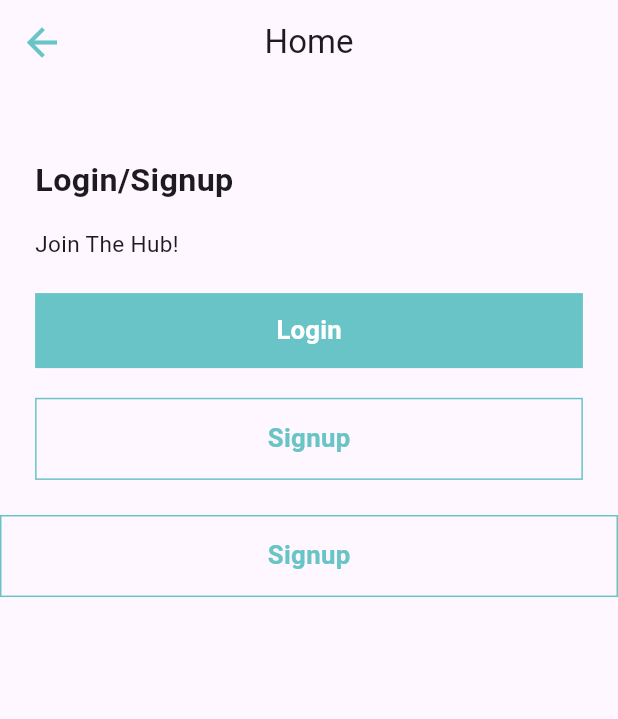
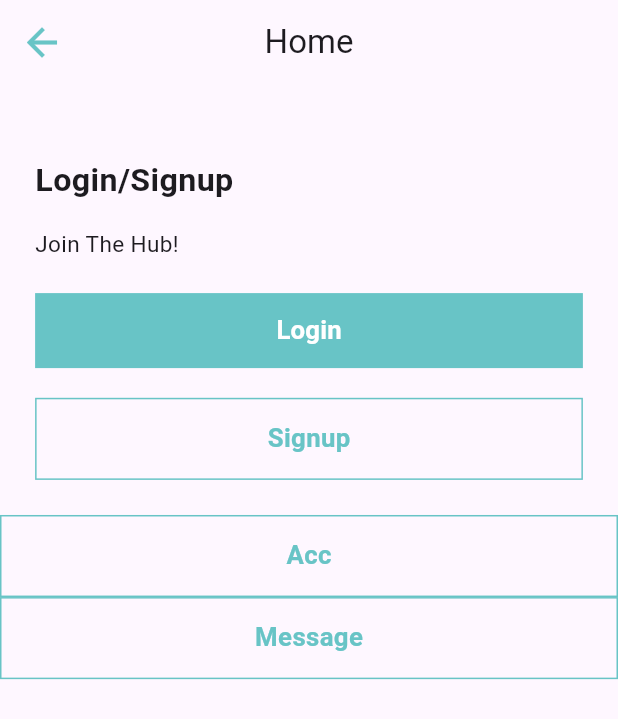
Before and after one commit to mahbub06ru/fl_clean_bloc_mailtm_qtec, a Flutter app: the HomePage screen opened by its route, on a phone screen of 412 x 824 dp. Shown: the top 719 px of the screen. Run offline on Flutter 3.47's test engine with Material 3 defaults, Android fonts, the phone set to English and light mode, and no system bars; our stand-ins replace bloc, dartz, dio, equatable, flutter_bloc, flutter_phoenix and 4 more; accounts and stored records are empty.

Commit message:
developed all layer codes for message display

```diff
--- a/lib/core/router/app_router.dart
+++ b/lib/core/router/app_router.dart
@@ -1,5 +1,6 @@
 import 'package:flutter/material.dart';
 import 'package:flutter_clean_mail_tm_qtec/features/mail_tm/presentation/pages/account.dart';
+import 'package:flutter_clean_mail_tm_qtec/features/mail_tm/presentation/pages/messages.dart';
 import 'package:flutter_clean_mail_tm_qtec/features/mail_tm/presentation/pages/splash.dart';
 
 import '../../features/mail_tm/presentation/pages/domains.dart';
@@ -11,6 +12,7 @@ sealed class MainAppRouter {
   static const String splash = '/';
   static const String account = '/account';
   static const String domain = '/domain';
+  static const String message = '/message';
   static const String ads = '/ads';
   static const String root = '/root';
   static const String productDetails = '/product-details';
@@ -57,6 +59,8 @@ sealed class MainAppRouter {
         return MaterialPageRoute(builder: (_) => const AccountScreen());
       case domain:
         return MaterialPageRoute(builder: (_) => const DomainListPage());
+      case message:
+        return MaterialPageRoute(builder: (_) => const MessageListPage());
 
      /* case contact:
         return MaterialPageRoute(builder: (_) => ContactScreen());
--- a/lib/di/di.dart
+++ b/lib/di/di.dart
@@ -5,6 +5,7 @@ import 'package:get_it/get_it.dart';
 
 import 'common.dart';
 import 'domain.dart';
+import 'message.dart';
 final sl = GetIt.instance;
 
 // Main Initialization
@@ -13,6 +14,7 @@ Future<void> init() async {
   registerDomainFeature();
   registerLoginFeature();
   registerAccountFeature();
+  registerMessageFeature();
   // Register common dependencies
   registerCommonDependencies();
 }
--- a/lib/features/mail_tm/data/models/domain.dart
+++ b/lib/features/mail_tm/data/models/domain.dart
@@ -3,9 +3,6 @@ import 'dart:convert';
 
 import '../../domain/entities/domain.dart';
 
-List<DomainModel> domainListFromRemoteJson(String str) =>
-    List<DomainModel>.from(
-        json.decode(str)['hydra:member'].map((x) => DomainModel.fromJson(x)));
 
 class DomainModel extends DomainEntity {
   const DomainModel({
--- /dev/null
+++ b/lib/features/mail_tm/domain/usecases/get_message_list.dart
@@ -0,0 +1,18 @@
+import 'package:dartz/dartz.dart';
+import 'package:flutter_clean_mail_tm_qtec/features/mail_tm/domain/entities/message.dart';
+import 'package:flutter_clean_mail_tm_qtec/features/mail_tm/domain/repositories/message_repository.dart';
+
+import '../../../../core/errors/failures.dart';
+import '../../../../core/usecase/usecase.dart';
+import '../entities/domain.dart';
+import '../repositories/domain_repository.dart';
+
+class GetRemoteMessageUseCase extends UseCase<List<MessageEntity>, NoParams> {
+  final MessageRepository repository;
+  GetRemoteMessageUseCase({required this.repository});
+
+  @override
+  Future<Either<Failure, List<MessageEntity>>> call(NoParams params) async {
+    return await repository.getMessages();
+  }
+}
--- /dev/null
+++ b/lib/features/mail_tm/presentation/bloc/remote/message/message_bloc.dart
@@ -0,0 +1,45 @@
+import 'dart:developer';
+
+import 'package:flutter_bloc/flutter_bloc.dart';
+import 'package:flutter_clean_mail_tm_qtec/features/mail_tm/presentation/bloc/remote/message/message_event.dart';
+import 'package:flutter_clean_mail_tm_qtec/features/mail_tm/presentation/bloc/remote/message/message_state.dart';
+
+import '../../../../../../core/errors/failures.dart';
+import '../../../../../../core/usecase/usecase.dart';
+import '../../../../domain/usecases/get_message_list.dart';
+
+
+class MessageBloc extends Bloc<MessageEvent, MessageState> {
+  final GetRemoteMessageUseCase _getMessageUseCase;
+
+  MessageBloc(this._getMessageUseCase)
+      : super(const MessageLoading(message: [])) {
+    on<GetMessages>(_onLoadMessages);
+  }
+
+  void _onLoadMessages(
+      GetMessages event,
+      Emitter<MessageState> emit
+      ) async {
+    try {
+      emit(const MessageLoading(message: []));
+      final result = await _getMessageUseCase(NoParams());
+      result.fold(
+            (failure) => emit(MessageError(
+          message: [],
+          failure: failure,
+        )),
+            (messages) => emit(MessageLoaded(
+          messages: messages,
+        )),
+      );
+    } catch (e) {
+      log(e.toString());
+      emit(MessageError(
+        message: [],
+        failure: ExceptionFailure(),
+      ));
+    }
+  }
+
+}
--- /dev/null
+++ b/lib/features/mail_tm/presentation/bloc/remote/message/message_event.dart
@@ -0,0 +1,22 @@
+import 'package:equatable/equatable.dart';
+
+abstract class MessageEvent extends Equatable {
+  const MessageEvent();
+}
+class GetMessages extends MessageEvent {
+  const GetMessages();
+
+  @override
+  List<Object> get props => [];
+}
+/*
+abstract class MessageEvent extends Equatable {
+  const MessageEvent();
+}
+
+class GetMessage extends MessageEvent {
+  const GetMessage();
+
+  @override
+  List<Object> get props => [];
+}*/
--- /dev/null
+++ b/lib/features/mail_tm/presentation/bloc/remote/message/message_state.dart
@@ -0,0 +1,43 @@
+import 'package:equatable/equatable.dart';
+import 'package:flutter_clean_mail_tm_qtec/features/mail_tm/domain/entities/message.dart';
+
+import '../../../../../../core/errors/failures.dart';
+import '../../../../domain/entities/domain.dart';
+
+abstract class MessageState extends Equatable {
+  final List<MessageEntity> message;
+  const MessageState({required this.message});
+
+  @override
+  List<Object> get props => [];
+}
+
+class MessageInitial extends MessageState {
+  const MessageInitial({required super.message});
+  @override
+  List<Object> get props => [];
+}
+
+class MessageLoading extends MessageState {
+  const MessageLoading({required super.message});
+  @override
+  List<Object> get props => [];
+}
+
+class MessageLoaded extends MessageState {
+  final List<MessageEntity> messages;
+
+  const MessageLoaded({required this.messages}) : super(message: messages);
+
+  @override
+  List<Object> get props => [messages];
+}
+
+
+
+class MessageError extends MessageState {
+  final Failure failure;
+  const MessageError({required super.message, required this.failure});
+  @override
+  List<Object> get props => [];
+}
--- a/lib/features/mail_tm/presentation/pages/home_page.dart
+++ b/lib/features/mail_tm/presentation/pages/home_page.dart
@@ -41,7 +41,15 @@ class _HomePageState extends State<HomePage> {
             onTap: () {
               Navigator.of(context).pushNamed(MainAppRouter.account);
             },
-            buttonText: "Signup",
+            buttonText: "Acc",
+          ),
+
+          transparentButton(
+            context: context,
+            onTap: () {
+              Navigator.of(context).pushNamed(MainAppRouter.message);
+            },
+            buttonText: "Message",
           )
         ],
       ),
```
Also changed, not shown: lib/core/app/app.dart (+7 -1 lines), lib/di/message.dart (added, +29 -0 lines), lib/features/mail_tm/data/data_sources/remote/login_data_source.dart (+0 -22 lines), lib/features/mail_tm/data/data_sources/remote/message_data_source.dart (added, +42 -0 lines), lib/features/mail_tm/data/models/message.dart (added, +24 -0 lines), lib/features/mail_tm/data/repositories/message_repository_impl.dart (added, +44 -0 lines), lib/features/mail_tm/domain/entities/message.dart (added, +19 -0 lines), lib/features/mail_tm/domain/repositories/message_repository.dart (added, +12 -0 lines), lib/features/mail_tm/presentation/pages/messages.dart (added, +55 -0 lines), screen_shots/Screenshot_20240226_180311.png (added).
